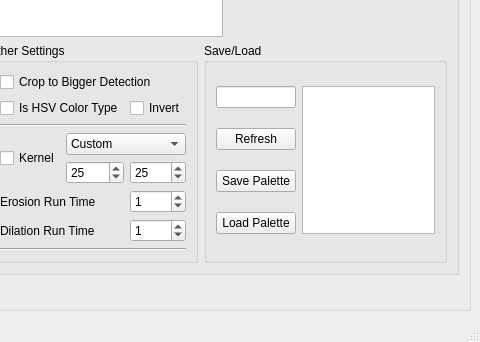
Old version of the form color_Palette_UI.ui in the repository msaidbilgehan/Color-Palette-UI; both pictures show x 823 to 1303 and y 570 to 912 of the 1303 by 912 pixel window.
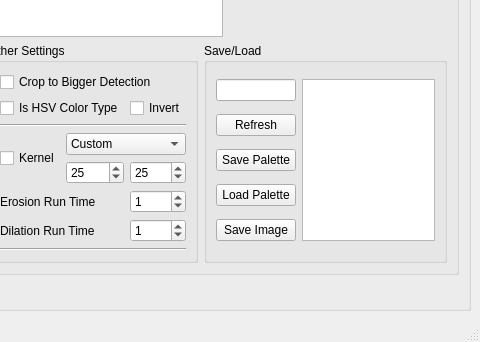
New version of the form. Custom widgets are drawn as their Qt base class.

What changed in the file:
```diff
--- a/color_Palette_UI.ui
+++ b/color_Palette_UI.ui
@@ -844,32 +844,39 @@
             </property>
             <layout class="QGridLayout" name="gridLayout_7">
              <item row="3" column="0">
-              <widget class="QPushButton" name="pushButton_save_palette">
-               <property name="text">
-                <string>Save Palette</string>
-               </property>
-              </widget>
-             </item>
-             <item row="1" column="0">
-              <widget class="QLineEdit" name="lineEdit_color_palette_name"/>
-             </item>
-             <item row="4" column="0">
               <widget class="QPushButton" name="pushButton_load_palette">
                <property name="text">
                 <string>Load Palette</string>
                </property>
               </widget>
              </item>
-             <item row="1" column="1" rowspan="4">
-              <widget class="QListWidget" name="listWidget_color_palettes"/>
-             </item>
              <item row="2" column="0">
+              <widget class="QPushButton" name="pushButton_save_palette">
+               <property name="text">
+                <string>Save Palette</string>
+               </property>
+              </widget>
+             </item>
+             <item row="0" column="0">
+              <widget class="QLineEdit" name="lineEdit_color_palette_name"/>
+             </item>
+             <item row="1" column="0">
               <widget class="QPushButton" name="pushButton_refresh_palettes">
                <property name="text">
                 <string>Refresh</string>
                </property>
               </widget>
              </item>
+             <item row="4" column="0">
+              <widget class="QPushButton" name="pushButton_Save_Image_Color_Mask">
+               <property name="text">
+                <string>Save Image</string>
+               </property>
+              </widget>
+             </item>
+             <item row="0" column="1" rowspan="5">
+              <widget class="QListWidget" name="listWidget_color_palettes"/>
+             </item>
             </layout>
            </widget>
           </item>
```
